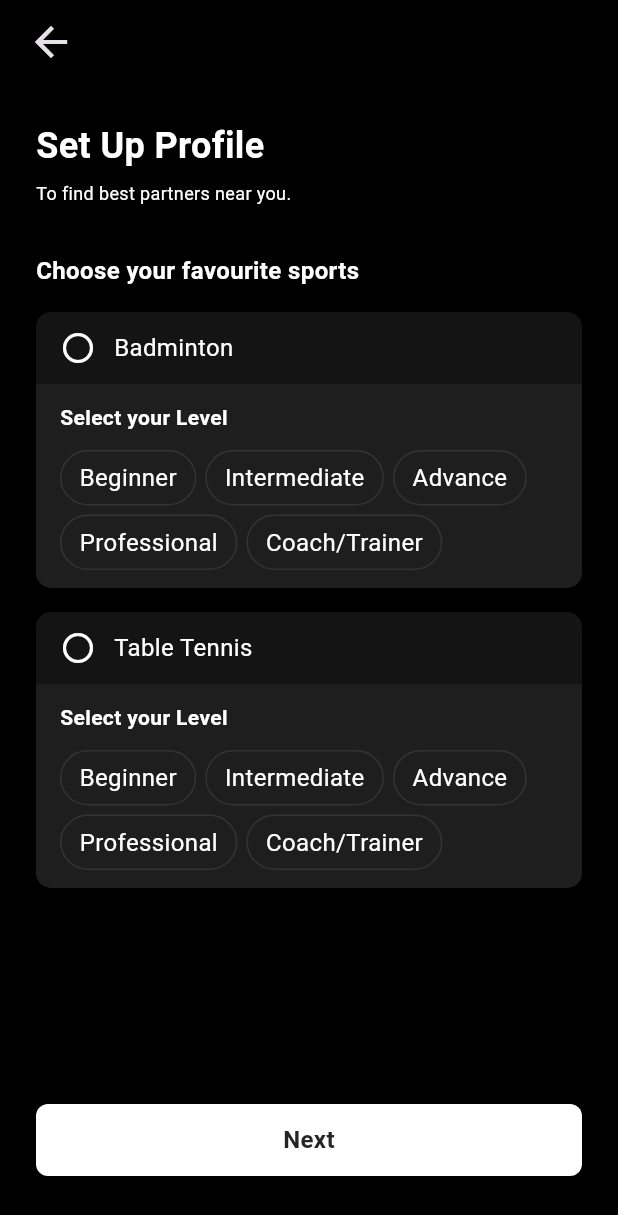
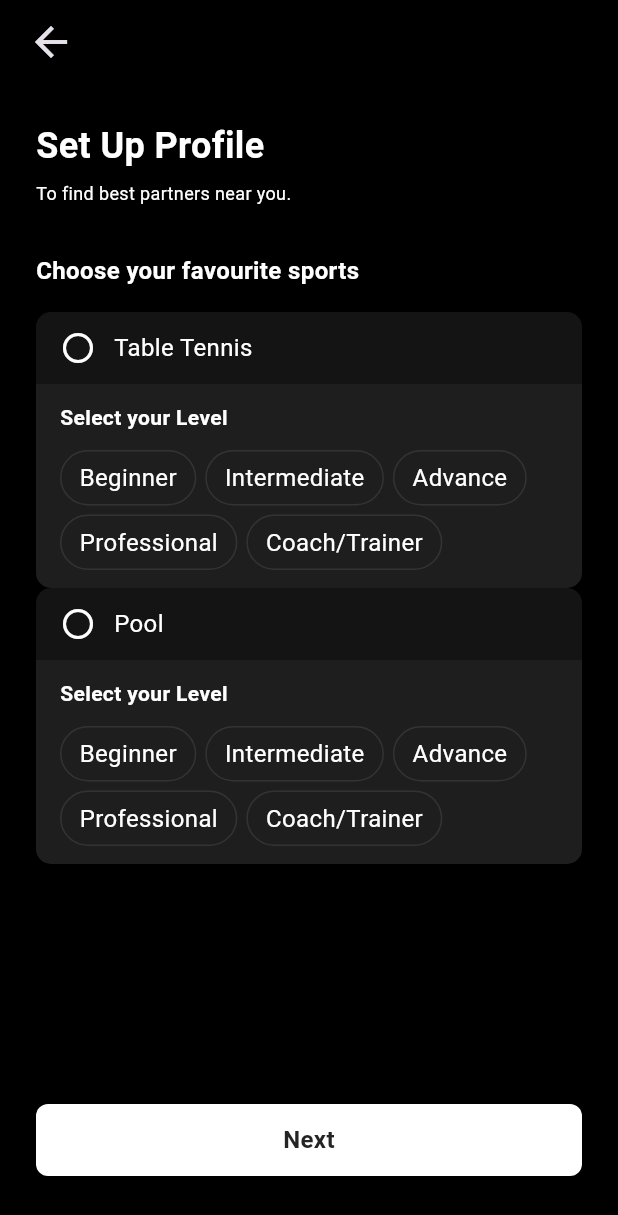
Before and after one commit to rahulsrivastava088/gear_up, a Flutter app: the SelectSportsScreen screen opened by its route, after a tap on "Next", on a phone screen of 412 x 824 dp. Shown: the top 1215 px of the screen. Run offline on Flutter 3.47's test engine with Material 2 defaults, Android fonts, the phone set to English and light mode, and no system bars; our stand-ins replace flutter_svg, go_router; Roboto replaces fonts that are missing (General Sans, Space Grotesk).

Commit message:
select sports scrollable list

```diff
--- a/lib/view/onBoarding/commonUI/select_level_check_box.dart
+++ b/lib/view/onBoarding/commonUI/select_level_check_box.dart
@@ -16,6 +16,7 @@ class _CustomCheckBox extends State<CustomCheckBox> {
       data: ThemeData(unselectedWidgetColor: Colors.transparent),
       child: InkWell(
         onTap: () {
+          // set level here
           setState(() {
             _value = !_value;
           });
--- a/lib/view/onBoarding/commonUI/select_sports_check_box.dart
+++ b/lib/view/onBoarding/commonUI/select_sports_check_box.dart
@@ -17,7 +17,6 @@ class _SelectSportsCheckBox extends State<SelectSportsCheckBox> {
       data: ThemeData(unselectedWidgetColor: Colors.transparent),
       child: CheckboxListTile(
         activeColor: Colors.transparent,
-        // hoverColor: Colors.transparent,
         shape: RoundedRectangleBorder(
           borderRadius: BorderRadius.circular(8),
         ),
@@ -43,6 +42,7 @@ class _SelectSportsCheckBox extends State<SelectSportsCheckBox> {
         selected: _value,
         value: _value,
         onChanged: (value) {
+          //send clicked item to data manager from here
           setState(() {
             _value = value!;
           });
--- a/lib/view/onBoarding/profileSetUp/select_sports.dart
+++ b/lib/view/onBoarding/profileSetUp/select_sports.dart
@@ -32,7 +32,10 @@ class _SelectSportsScreenState extends State<SelectSportsScreen> {
             const SizedBox(height: 32),
             const ProfileSetUpSubHeading(text: Strings.chooseYourFavSports),
             const SizedBox(height: 16),
-            Column(
+            ListView(
+              scrollDirection: Axis.vertical,
+              shrinkWrap: true,
+              physics: const NeverScrollableScrollPhysics(),
               children: getList(),
             ),
             const Spacer(),
--- a/lib/view/onBoarding/profileSetUp/set_level.dart
+++ b/lib/view/onBoarding/profileSetUp/set_level.dart
@@ -2,10 +2,8 @@ import 'package:flutter/material.dart';
 import 'package:gear_up/project/routes/app_route_constants.dart';
 import 'package:gear_up/utils/Strings.dart';
 import 'package:gear_up/view/onBoarding/commonUI/app_bar.dart';
-import 'package:gear_up/view/onBoarding/commonUI/back_icon.dart';
 import 'package:gear_up/view/onBoarding/commonUI/login_header_text.dart';
 import 'package:gear_up/view/onBoarding/commonUI/login_sub_header_text.dart';
-import 'package:gear_up/view/onBoarding/commonUI/onBoarding_big_button.dart';
 import 'package:gear_up/view/onBoarding/commonUI/profile_set_up_sub_heading_text.dart';
 import 'package:gear_up/view/onBoarding/commonUI/select_level.dart';
 import 'package:gear_up/view/onBoarding/commonUI/select_sports_check_box.dart';
@@ -20,6 +18,7 @@ class SetLevelScreen extends StatefulWidget {
 }
 
 class _SetLevelScreen extends State<SetLevelScreen> {
+  List<String> selectedSports = [Strings.sportsList[1], Strings.sportsList[2]];
   @override
   Widget build(BuildContext context) {
     return Scaffold(
@@ -35,10 +34,16 @@ class _SetLevelScreen extends State<SetLevelScreen> {
             const SizedBox(height: 32),
             const ProfileSetUpSubHeading(text: Strings.chooseYourFavSports),
             const SizedBox(height: 16),
-            SelectLevelWidget(sportName: Strings.sportsList[0]),
-            const SizedBox(height: 16),
-            SelectLevelWidget(sportName: Strings.sportsList[1]),
-            const Spacer(),
+            Expanded(
+              child: ListView.builder(
+                scrollDirection: Axis.vertical,
+                itemCount: selectedSports.length,
+                shrinkWrap: true,
+                itemBuilder: (context, index) {
+                  return SelectLevelWidget(sportName: selectedSports[index]);
+                },
+              ),
+            ),
             OnBoardingBigButton(
               onTap: () {
                 GoRouter.of(context)
```
